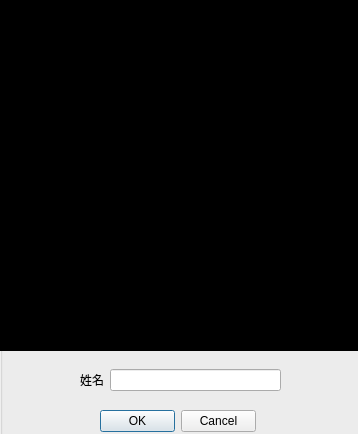
First picture: the form in src/recordUI.ui, repository JiageWang/face-recognition-system, before the edit.
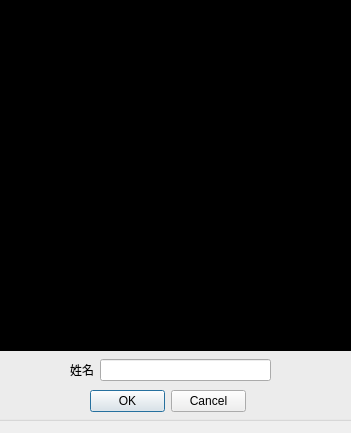
Second picture: the form after the edit.

```diff
--- a/src/recordUI.ui
+++ b/src/recordUI.ui
@@ -6,8 +6,8 @@
    <rect>
     <x>0</x>
     <y>0</y>
-    <width>358</width>
-    <height>434</height>
+    <width>351</width>
+    <height>433</height>
    </rect>
   </property>
   <property name="windowTitle">
@@ -16,10 +16,10 @@
   <widget class="QGroupBox" name="groupBox">
    <property name="geometry">
     <rect>
-     <x>0</x>
+     <x>-10</x>
      <y>0</y>
      <width>371</width>
-     <height>441</height>
+     <height>421</height>
     </rect>
    </property>
    <property name="title">
@@ -45,7 +45,7 @@
     <property name="geometry">
      <rect>
       <x>80</x>
-      <y>360</y>
+      <y>350</y>
       <width>201</width>
       <height>41</height>
      </rect>
@@ -70,7 +70,7 @@
     <property name="geometry">
      <rect>
       <x>100</x>
-      <y>410</y>
+      <y>390</y>
       <width>156</width>
       <height>23</height>
      </rect>
```
